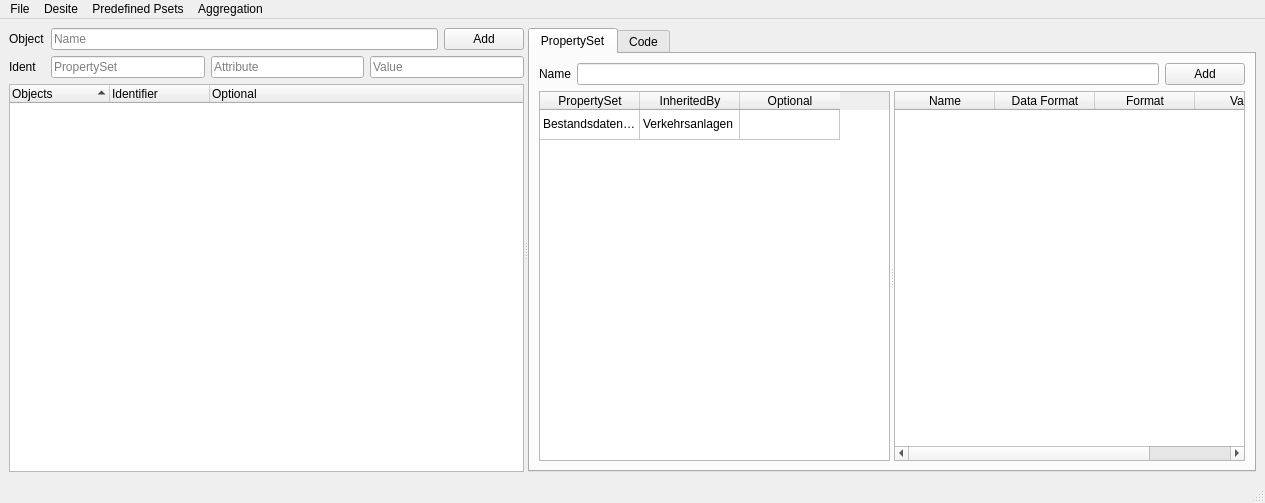
Old version of the form src/som_gui/qt_designs/MainWindow.ui in the repository c-mellueh/SOM-Toolkit.
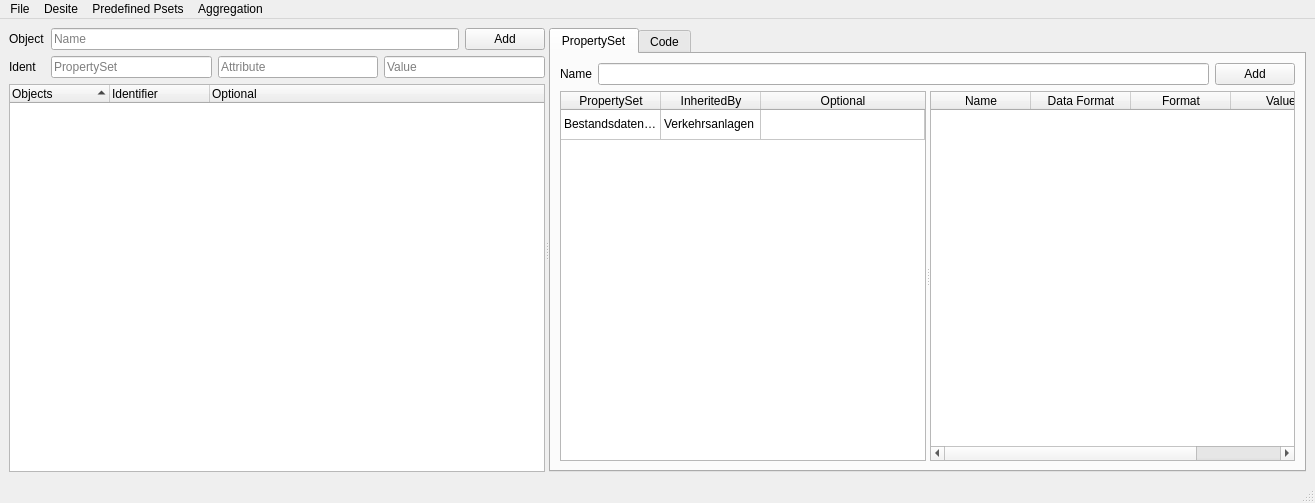
New version of the form.

Commit message: add horizontal stretch

Diff of the .ui file:
```diff
--- a/src/som_gui/qt_designs/MainWindow.ui
+++ b/src/som_gui/qt_designs/MainWindow.ui
@@ -6,7 +6,7 @@
    <rect>
     <x>0</x>
     <y>0</y>
-    <width>1265</width>
+    <width>1315</width>
     <height>503</height>
    </rect>
   </property>
@@ -244,6 +244,9 @@
             <attribute name="horizontalHeaderShowSortIndicator" stdset="0">
              <bool>true</bool>
             </attribute>
+            <attribute name="horizontalHeaderStretchLastSection">
+             <bool>true</bool>
+            </attribute>
             <attribute name="verticalHeaderVisible">
              <bool>false</bool>
             </attribute>
@@ -285,6 +288,9 @@
             <property name="editTriggers">
              <set>QAbstractItemView::NoEditTriggers</set>
             </property>
+            <attribute name="horizontalHeaderStretchLastSection">
+             <bool>true</bool>
+            </attribute>
             <column>
              <property name="text">
               <string>Name</string>
@@ -665,7 +671,7 @@
     <rect>
      <x>0</x>
      <y>0</y>
-     <width>1265</width>
+     <width>1315</width>
      <height>22</height>
     </rect>
    </property>
```
Left out of the diff: 80 changed lines with no effect on the pictures. The commit also changes 1 other file.
